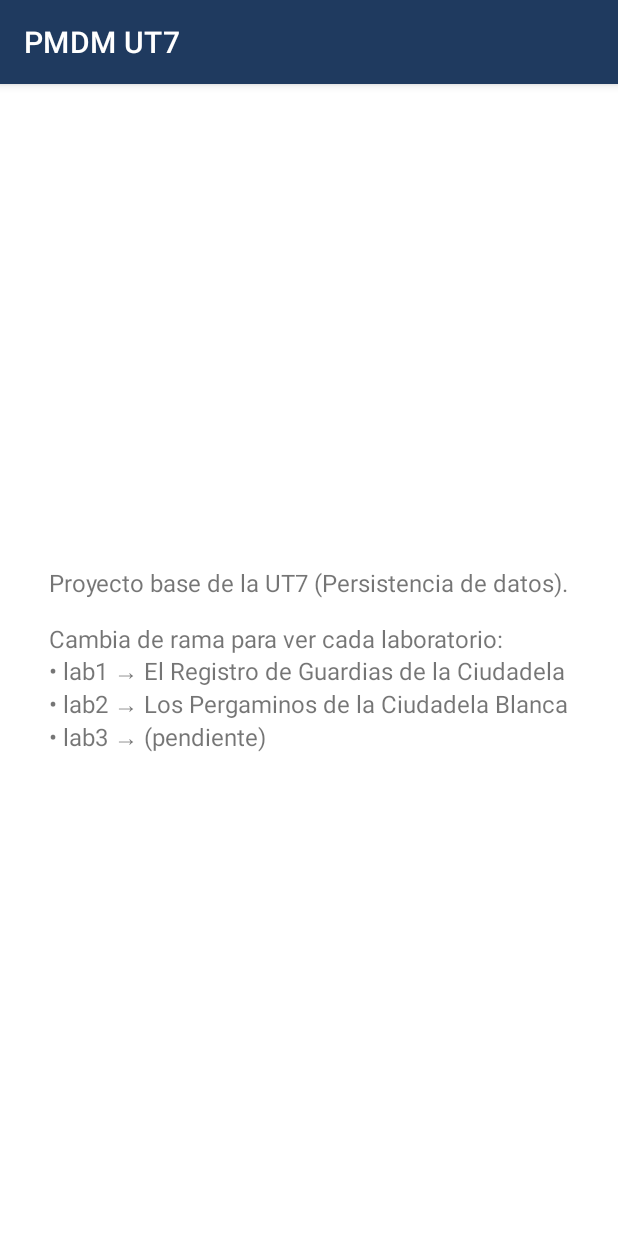
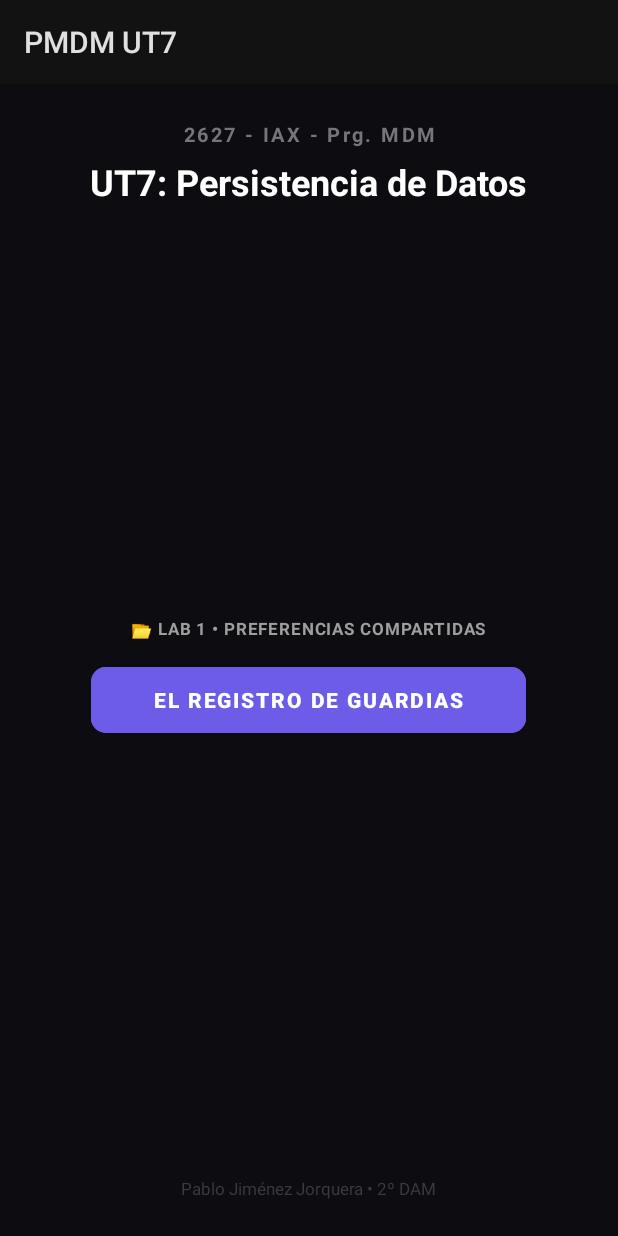
Before and after one commit to Pabloelique/PMDM-UT7-Persistencia, an Android app: the screen it shows after launch (MainActivity), on a phone screen of 412 x 824 dp. Run offline under Robolectric (Android 15) with nearby library versions, the phone set to English and light mode, and no system bars.

Commit message:
Lab 1: menú de la UT7 y pantalla del Registro de Guardias

```diff
--- a/app/src/main/AndroidManifest.xml
+++ b/app/src/main/AndroidManifest.xml
@@ -16,6 +16,12 @@
                 <category android:name="android.intent.category.LAUNCHER" />
             </intent-filter>
         </activity>
+
+        <!-- Lab 1: Registro de Guardias (SharedPreferences) -->
+        <activity
+            android:name=".PreferenciasActivity"
+            android:exported="false"
+            android:screenOrientation="portrait" />
     </application>
 
 </manifest>
--- a/app/src/main/java/com/ies/iax/prgmdm/MainActivity.kt
+++ b/app/src/main/java/com/ies/iax/prgmdm/MainActivity.kt
@@ -1,16 +1,29 @@
 package com.ies.iax.prgmdm
 
+import android.content.Intent
 import android.os.Bundle
+import android.widget.Button
 import androidx.appcompat.app.AppCompatActivity
 
 /**
- * Actividad de la rama main.
- * No hace nada especial: solo carga el layout con la explicación de las ramas.
- * El código de cada laboratorio está en su propia rama (lab1, lab2, lab3).
+ * Menú principal de la UT7. Desde aquí abro cada laboratorio.
+ *
+ * @autor Pablo Jiménez Jorquera
+ * @fecha 18/11/2026
  */
 class MainActivity : AppCompatActivity() {
+
     override fun onCreate(savedInstanceState: Bundle?) {
         super.onCreate(savedInstanceState)
         setContentView(R.layout.activity_main)
+
+        // Cojo el botón del menú por su id
+        val btnIrPrefs = findViewById<Button>(R.id.btnIrPrefs)
+
+        // Lab 1: abro la pantalla del Registro de Guardias
+        btnIrPrefs.setOnClickListener {
+            val intent = Intent(this, PreferenciasActivity::class.java)
+            startActivity(intent)
+        }
     }
 }
--- a/app/src/main/res/layout/activity_main.xml
+++ b/app/src/main/res/layout/activity_main.xml
@@ -1,14 +1,91 @@
 <?xml version="1.0" encoding="utf-8"?>
-<!-- Pantalla de la rama main: solo un texto que explica qué hay en cada rama -->
-<FrameLayout xmlns:android="http://schemas.android.com/apk/res/android"
+<!--
+    Menú principal de la UT7 (parto del menú que nos dio el profe)
+    @autor Pablo Jiménez Jorquera
+    @fecha 18/11/2026
+-->
+<androidx.constraintlayout.widget.ConstraintLayout
+    xmlns:android="http://schemas.android.com/apk/res/android"
+    xmlns:app="http://schemas.android.com/apk/res-auto"
+    xmlns:tools="http://schemas.android.com/tools"
     android:layout_width="match_parent"
     android:layout_height="match_parent"
-    android:padding="24dp">
+    android:background="#0D0D11"
+    android:padding="24dp"
+    tools:context=".MainActivity">
 
+    <!-- Cabecera -->
+    <TextView
+        android:id="@+id/tvHeaderAsignatura"
+        android:layout_width="wrap_content"
+        android:layout_height="wrap_content"
+        android:text="2627 - IAX - Prg. MDM"
+        android:textColor="#75757A"
+        android:textSize="13sp"
+        android:letterSpacing="0.12"
+        android:textStyle="bold"
+        app:layout_constraintTop_toTopOf="parent"
+        app:layout_constraintStart_toStartOf="parent"
+        app:layout_constraintEnd_toEndOf="parent" />
+
+    <TextView
+        android:id="@+id/tvMainTituloUT"
+        android:layout_width="wrap_content"
+        android:layout_height="wrap_content"
+        android:layout_marginTop="6dp"
+        android:text="UT7: Persistencia de Datos"
+        android:textColor="#FFFFFF"
+        android:textSize="24sp"
+        android:textStyle="bold"
+        app:layout_constraintTop_toBottomOf="@id/tvHeaderAsignatura"
+        app:layout_constraintStart_toStartOf="parent"
+        app:layout_constraintEnd_toEndOf="parent" />
+
+    <!-- Aquí van los botones de cada laboratorio -->
+    <LinearLayout
+        android:id="@+id/llBotones"
+        android:layout_width="0dp"
+        android:layout_height="wrap_content"
+        android:orientation="vertical"
+        android:gravity="center"
+        app:layout_constraintTop_toBottomOf="@id/tvMainTituloUT"
+        app:layout_constraintBottom_toBottomOf="parent"
+        app:layout_constraintStart_toStartOf="parent"
+        app:layout_constraintEnd_toEndOf="parent">
+
+        <TextView
+            android:layout_width="wrap_content"
+            android:layout_height="wrap_content"
+            android:text="📂 LAB 1 • PREFERENCIAS COMPARTIDAS"
+            android:textColor="#9E9E9E"
+            android:textSize="11sp"
+            android:textStyle="bold"
+            android:letterSpacing="0.05"
+            android:layout_marginBottom="12dp" />
+
+        <!-- Botón del Lab 1 (SharedPreferences) -->
+        <Button
+            android:id="@+id/btnIrPrefs"
+            android:layout_width="290dp"
+            android:layout_height="56dp"
+            android:text="El Registro de Guardias"
+            android:textColor="#FFFFFF"
+            android:textStyle="bold"
+            android:backgroundTint="#6C5CE7"
+            android:layout_marginBottom="32dp"
+            app:cornerRadius="10dp" />
+
+    </LinearLayout>
+
+    <!-- Pie -->
     <TextView
         android:layout_width="wrap_content"
         android:layout_height="wrap_content"
-        android:layout_gravity="center"
-        android:text="@string/txt_base"
-        android:textSize="16sp" />
-</FrameLayout>
+        android:text="Pablo Jiménez Jorquera • 2º DAM"
+        android:textColor="#3A3A42"
+        android:textSize="11sp"
+        app:layout_constraintBottom_toBottomOf="parent"
+        app:layout_constraintStart_toStartOf="parent"
+        app:layout_constraintEnd_toEndOf="parent" />
+
+</androidx.constraintlayout.widget.ConstraintLayout>
--- a/app/src/main/res/values/themes.xml
+++ b/app/src/main/res/values/themes.xml
@@ -1,7 +1,7 @@
 <?xml version="1.0" encoding="utf-8"?>
 <resources>
-    <!-- Tema base de la app (Material, con barra superior) -->
-    <style name="Theme.PMDM" parent="Theme.MaterialComponents.DayNight.DarkActionBar">
+    <!-- Tema oscuro para que los textos del Spinner y del Switch salgan claros sobre el fondo negro -->
+    <style name="Theme.PMDM" parent="Theme.MaterialComponents">
         <item name="colorPrimary">@color/gondor_azul</item>
         <item name="colorPrimaryVariant">@color/gondor_azul_oscuro</item>
         <item name="colorOnPrimary">@color/white</item>
```
Also changed, not shown: app/src/main/java/com/ies/iax/prgmdm/PreferenciasActivity.kt (added, +52 -0 lines), app/src/main/res/layout/activity_preferencias.xml (added, +79 -0 lines), app/src/main/res/values/strings.xml (+7 -1 lines).
